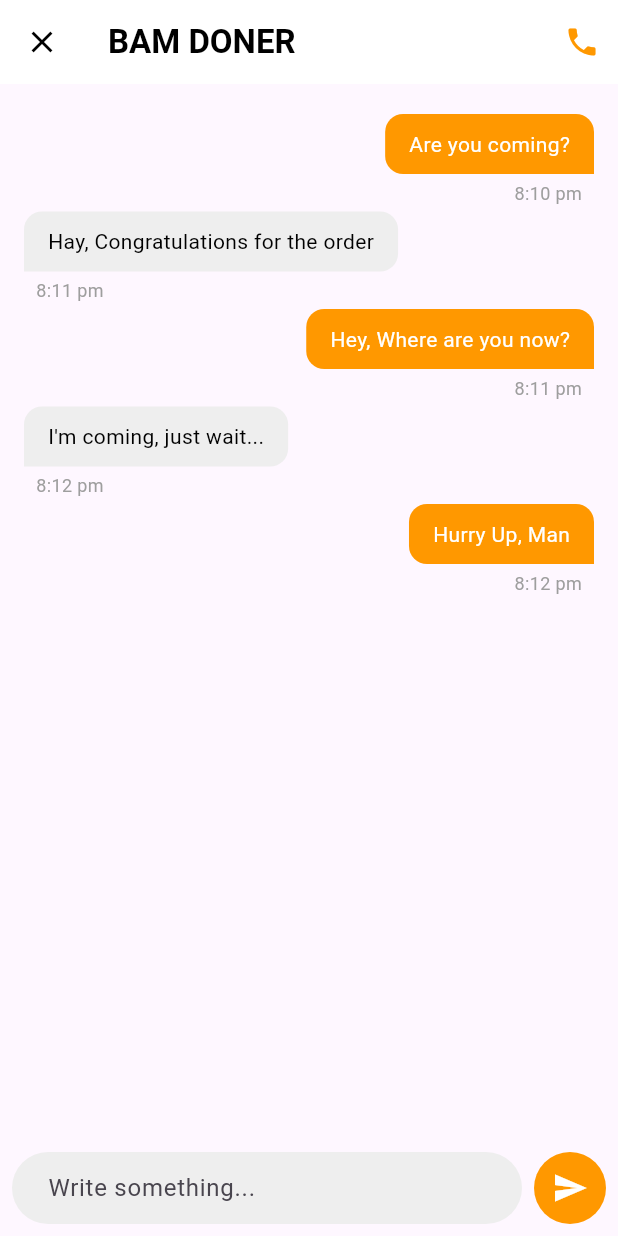
After one commit to enisba/flutter_pre_frontend, a Flutter app: the screen it shows after launch, item 2 of the bottom bar chosen, after a tap on the "message" icon, on a phone screen of 412 x 824 dp. The commit adds this screen. Run offline on Flutter 3.47's test engine with Material 3 defaults, Android fonts, the phone set to English and light mode, and no system bars.

Commit message:
added map tracking and chat

```diff
--- /dev/null
+++ b/lib/chat_screen.dart
@@ -0,0 +1,153 @@
+import 'package:flutter/material.dart';
+
+class ChatScreen extends StatelessWidget {
+  @override
+  Widget build(BuildContext context) {
+    return Scaffold(
+      appBar: AppBar(
+        backgroundColor: Colors.white,
+        elevation: 0,
+        leading: IconButton(
+          icon: Icon(Icons.close, color: Colors.black),
+          onPressed: () {
+            Navigator.pop(context);
+          },
+        ),
+        title: Text(
+          'BAM DONER',
+          style: TextStyle(color: Colors.black, fontWeight: FontWeight.bold),
+        ),
+        actions: [
+          IconButton(
+            icon: Icon(Icons.phone, color: Colors.orange),
+            onPressed: () {
+              // Telefon arama işlemi yapılabilir
+            },
+          ),
+        ],
+      ),
+      body: Column(
+        children: [
+          Expanded(
+            child: ListView(
+              padding: const EdgeInsets.all(16.0),
+              children: [
+                ChatBubble(
+                  message: "Are you coming?",
+                  time: "8:10 pm",
+                  isSentByMe: true,
+                ),
+                ChatBubble(
+                  message: "Hay, Congratulations for the order",
+                  time: "8:11 pm",
+                  isSentByMe: false,
+                ),
+                ChatBubble(
+                  message: "Hey, Where are you now?",
+                  time: "8:11 pm",
+                  isSentByMe: true,
+                ),
+                ChatBubble(
+                  message: "I'm coming, just wait...",
+                  time: "8:12 pm",
+                  isSentByMe: false,
+                ),
+                ChatBubble(
+                  message: "Hurry Up, Man",
+                  time: "8:12 pm",
+                  isSentByMe: true,
+                ),
+              ],
+            ),
+          ),
+          Padding(
+            padding: const EdgeInsets.all(8.0),
+            child: Row(
+              children: [
+                Expanded(
+                  child: TextField(
+                    decoration: InputDecoration(
+                      hintText: 'Write something...',
+                      filled: true,
+                      fillColor: Colors.grey[200],
+                      border: OutlineInputBorder(
+                        borderRadius: BorderRadius.circular(30.0),
+                        borderSide: BorderSide.none,
+                      ),
+                      contentPadding: EdgeInsets.symmetric(horizontal: 20.0, vertical: 10.0),
+                    ),
+                  ),
+                ),
+                SizedBox(width: 8),
+                CircleAvatar(
+                  radius: 24,
+                  backgroundColor: Colors.orange,
+                  child: IconButton(
+                    icon: Icon(Icons.send, color: Colors.white),
+                    onPressed: () {
+                      // Mesaj gönderme işlemi yapılabilir
+                    },
+                  ),
+                ),
+              ],
+            ),
+          ),
+        ],
+      ),
+    );
+  }
+}
+
+class ChatBubble extends StatelessWidget {
+  final String message;
+  final String time;
+  final bool isSentByMe;
+
+  const ChatBubble({
+    required this.message,
+    required this.time,
+    required this.isSentByMe,
+  });
+
+  @override
+  Widget build(BuildContext context) {
+    return Column(
+      crossAxisAlignment:
+      isSentByMe ? CrossAxisAlignment.end : CrossAxisAlignment.start,
+      children: [
+        Container(
+          padding: EdgeInsets.symmetric(horizontal: 16, vertical: 10),
+          margin: EdgeInsets.symmetric(vertical: 4),
+          decoration: BoxDecoration(
+            color: isSentByMe ? Colors.orange : Colors.grey[200],
+            borderRadius: BorderRadius.only(
+              topLeft: Radius.circular(12),
+              topRight: Radius.circular(12),
+              bottomLeft: isSentByMe ? Radius.circular(12) : Radius.zero,
+              bottomRight: isSentByMe ? Radius.zero : Radius.circular(12),
+            ),
+          ),
+          child: Column(
+            crossAxisAlignment:
+            isSentByMe ? CrossAxisAlignment.end : CrossAxisAlignment.start,
+            children: [
+              Text(
+                message,
+                style: TextStyle(
+                  color: isSentByMe ? Colors.white : Colors.black,
+                ),
+              ),
+            ],
+          ),
+        ),
+        Padding(
+          padding: const EdgeInsets.symmetric(horizontal: 8.0),
+          child: Text(
+            time,
+            style: TextStyle(color: Colors.grey, fontSize: 12),
+          ),
+        ),
+      ],
+    );
+  }
+}
--- a/lib/main.dart
+++ b/lib/main.dart
@@ -2,6 +2,7 @@ import 'package:flutter/material.dart';
 import 'home_screen.dart';
 import 'my_orders_screen.dart';
 import 'profile_screen.dart';
+import 'track_order_screen.dart';
 
 void main() {
   runApp(const MyApp());
@@ -31,10 +32,9 @@ class MainScreen extends StatefulWidget {
 class _MainScreenState extends State<MainScreen> {
   int _selectedIndex = 0;
 
-  // Ekranların listesi
   final List<Widget> _screens = [
     HomeScreen(),
-    Scaffold(),
+    TrackOrderScreen(), // İkinci sekme TrackOrderScreen olarak ayarlandı
     MyOrdersScreen(),
     ProfileScreen(),
   ];
@@ -59,7 +59,7 @@ class _MainScreenState extends State<MainScreen> {
             label: '',
           ),
           BottomNavigationBarItem(
-            icon: Icon(Icons.home),
+            icon: Icon(Icons.navigation), // Harita simgesi veya yol simgesi
             label: '',
           ),
           BottomNavigationBarItem(
--- /dev/null
+++ b/lib/track_order_screen.dart
@@ -0,0 +1,155 @@
+import 'package:flutter/material.dart';
+import 'dart:async';
+import 'chat_screen.dart';
+
+class TrackOrderScreen extends StatefulWidget {
+  @override
+  _TrackOrderScreenState createState() => _TrackOrderScreenState();
+}
+
+class _TrackOrderScreenState extends State<TrackOrderScreen> {
+  Duration remainingTime = Duration(minutes: 43, seconds: 13); // Başlangıç süresi
+  Timer? timer;
+
+  @override
+  void initState() {
+    super.initState();
+    startTimer();
+  }
+
+  void startTimer() {
+    timer = Timer.periodic(Duration(seconds: 1), (_) {
+      if (remainingTime.inSeconds > 0) {
+        setState(() {
+          remainingTime -= Duration(seconds: 1);
+        });
+      } else {
+        timer?.cancel();
+      }
+    });
+  }
+
+  @override
+  void dispose() {
+    timer?.cancel();
+    super.dispose();
+  }
+
+  String formatTime(Duration duration) {
+    String minutes = duration.inMinutes.remainder(60).toString().padLeft(2, '0');
+    String seconds = duration.inSeconds.remainder(60).toString().padLeft(2, '0');
+    return "$minutes m $seconds s";
+  }
+
+  @override
+  Widget build(BuildContext context) {
+    return Scaffold(
+      appBar: AppBar(
+        backgroundColor: Colors.white,
+        elevation: 0,
+        leading: IconButton(
+          icon: Icon(Icons.arrow_back, color: Colors.black),
+          onPressed: () {
+            Navigator.pop(context);
+          },
+        ),
+        title: Text(
+          'Track Order',
+          style: TextStyle(color: Colors.black, fontWeight: FontWeight.bold),
+        ),
+      ),
+      body: Column(
+        children: [
+          Expanded(
+            child: Container(
+              color: Colors.grey[200],
+              child: Center(
+                // Harita görünümü simüle ediliyor
+                child: Icon(
+                  Icons.location_on,
+                  color: Colors.orange,
+                  size: 100,
+                ),
+              ),
+            ),
+          ),
+          Container(
+            padding: const EdgeInsets.all(16.0),
+            decoration: BoxDecoration(
+              color: Colors.white,
+              borderRadius: BorderRadius.only(
+                topLeft: Radius.circular(24),
+                topRight: Radius.circular(24),
+              ),
+              boxShadow: [
+                BoxShadow(
+                  color: Colors.grey.withOpacity(0.5),
+                  spreadRadius: 5,
+                  blurRadius: 10,
+                  offset: Offset(0, -3),
+                ),
+              ],
+            ),
+            child: Column(
+              crossAxisAlignment: CrossAxisAlignment.center,
+              children: [
+                Row(
+                  children: [
+                    Container(
+                      width: 50,
+                      height: 50,
+                      color: Colors.grey[300],
+                    ),
+                    SizedBox(width: 16),
+                    Column(
+                      crossAxisAlignment: CrossAxisAlignment.start,
+                      children: [
+                        Text(
+                          'BAM DONER',
+                          style: TextStyle(
+                            fontWeight: FontWeight.bold,
+                            fontSize: 16,
+                          ),
+                        ),
+                        Text(
+                          'Time Left ${formatTime(remainingTime)}',
+                          style: TextStyle(color: Colors.grey),
+                        ),
+                        SizedBox(height: 4),
+                        Text('2x Burger'),
+                        Text('4x Sandwich'),
+                      ],
+                    ),
+                  ],
+                ),
+                Divider(height: 32),
+                Row(
+                  mainAxisAlignment: MainAxisAlignment.center,
+                  children: [
+                    Column(
+                      children: [
+                        IconButton(
+                          icon: Icon(Icons.message, color: Colors.orange),
+                          onPressed: () {
+                            Navigator.push(
+                              context,
+                              MaterialPageRoute(builder: (context) => ChatScreen()), // ChatScreen ekranına geçiş
+                            );
+                          },
+                        ),
+                        Text(
+                          'Contact',
+                          style: TextStyle(color: Colors.grey[700]), // "Contact" yazısı
+                        ),
+                      ],
+                    ),
+                  ],
+                ),
+              ],
+            ),
+          ),
+        ],
+      ),
+    );
+  }
+}
```
